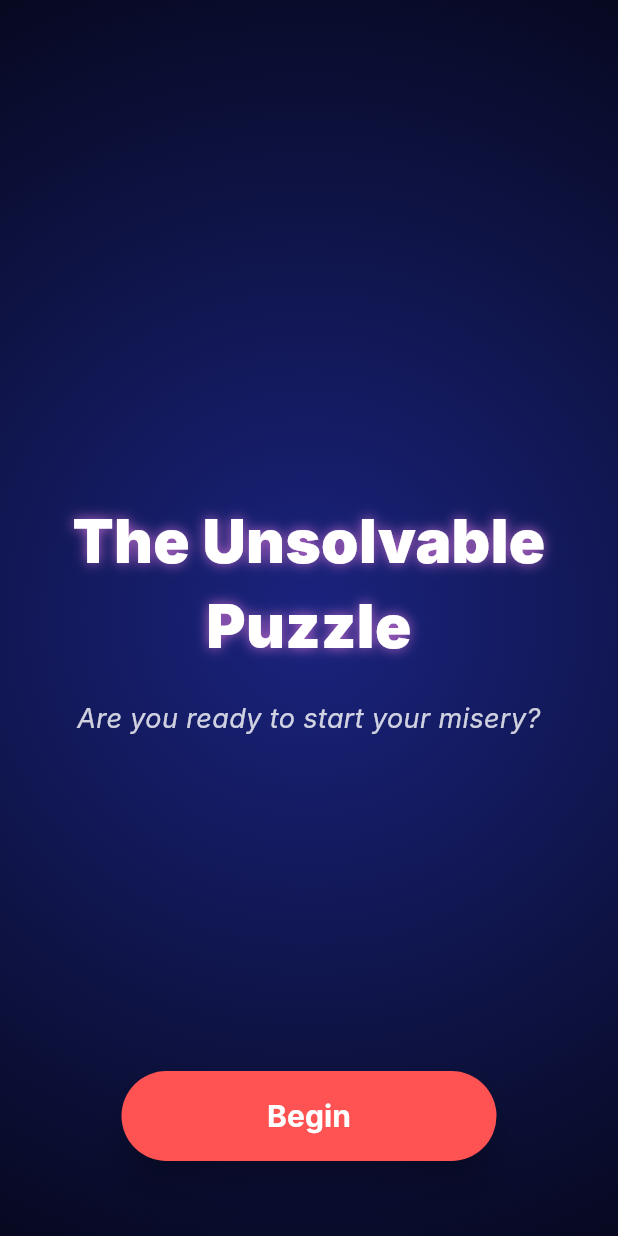
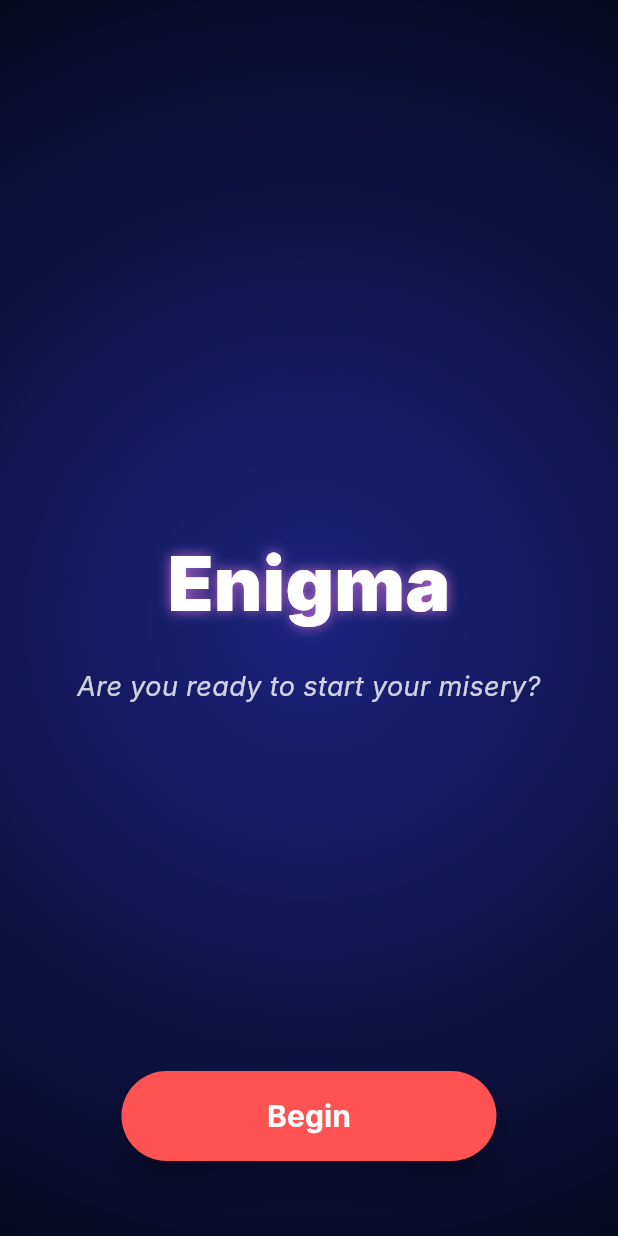
Before and after one commit to Ajallen14/Aenigma, a Flutter app: the screen it shows after launch, on a phone screen of 412 x 824 dp. Run offline on Flutter 3.47's test engine with Material 3 defaults, Android fonts, the phone set to English and light mode, and no system bars; our stand-ins replace awesome_dialog; missing offline and left inert: crossword, flutter_fireworks; Roboto replaces fonts that are missing (Inter).

Commit message:
Some Changes

```diff
--- a/lib/splash_screen.dart
+++ b/lib/splash_screen.dart
@@ -4,7 +4,7 @@ import 'dart:async';
 import 'package:useless/home_screen.dart';
 
 class SplashScreen extends StatefulWidget {
-  const SplashScreen({Key? key}) : super(key: key);
+  const SplashScreen({super.key});
 
   @override
   _SplashScreenState createState() => _SplashScreenState();
@@ -144,10 +144,10 @@ class _SplashScreenState extends State<SplashScreen>
                       ScaleTransition(
                         scale: _titleScaleAnimation,
                         child: Text(
-                          'The Unsolvable Puzzle',
+                          'Enigma',
                           style: TextStyle(
                             color: Colors.white,
-                            fontSize: 40,
+                            fontSize: 50,
                             fontWeight: FontWeight.w900,
                             fontFamily: 'Inter',
                             shadows: [
```
